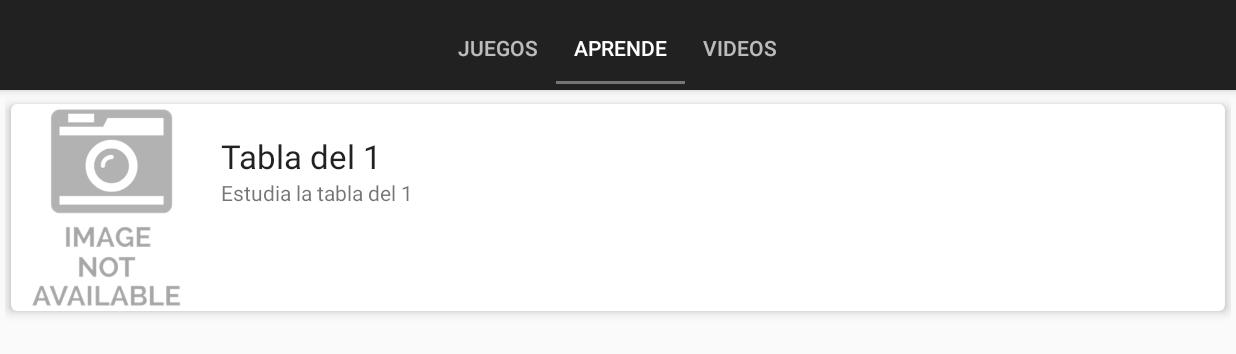
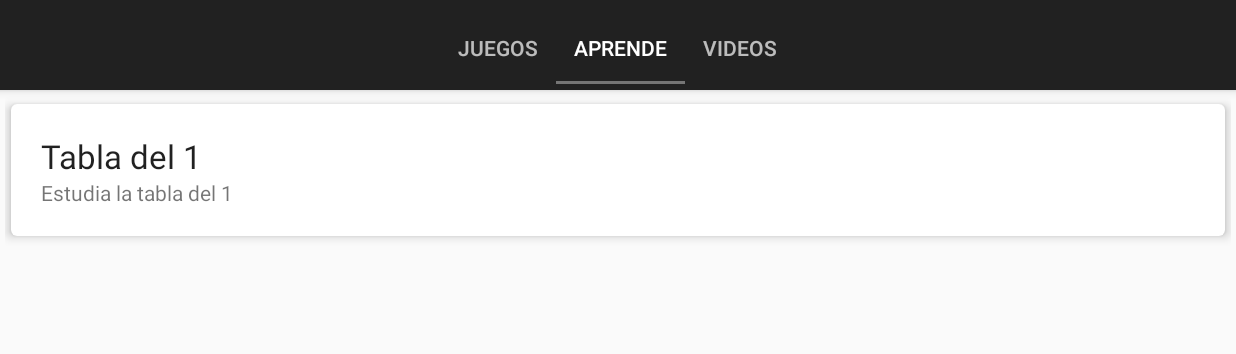
Before and after one commit to miguelpiza93/Mult, an Android app: the screen it shows after launch (MainActivity), tab 2 chosen, on a phone screen of 824 x 412 dp (held sideways). Shown: the top 354 px of the screen. Run offline under Robolectric (Android 15) with nearby library versions, the phone set to English and light mode, and no system bars; our stand-ins replace AdMob.

Commit message:
Actualizado el layout de los card y lista lógica de aprende

```diff
--- a/app/src/main/AndroidManifest.xml
+++ b/app/src/main/AndroidManifest.xml
@@ -19,7 +19,6 @@
             android:theme="@style/AppTheme.NoActionBar">
             <intent-filter>
                 <action android:name="android.intent.action.MAIN" />
-
                 <category android:name="android.intent.category.LAUNCHER" />
             </intent-filter>
         </activity>
@@ -32,7 +31,10 @@
         <activity
             android:name=".ResultadoActivity"
             android:screenOrientation="landscape" />
-        <activity android:name=".CatalogoTablas"></activity>
+        <activity
+            android:name=".TablaActivity"
+            android:screenOrientation="landscape"
+            android:theme="@style/AppTheme.NoActionBar"/>
     </application>
 
 </manifest>
--- a/app/src/main/java/com/app/multiplicando/CatalogoTablas.java
+++ b/app/src/main/java/com/app/multiplicando/CatalogoTablas.java
@@ -42,6 +42,10 @@ public class CatalogoTablas extends Fragment implements IAdapterComunication {
         adView = (AdView) rootView.findViewById(R.id.adView);
         AdRequest adRequest = new AdRequest.Builder()
                 .addTestDevice(AdRequest.DEVICE_ID_EMULATOR)
+                .addTestDevice("E6D875D21E5D7044F76A3C6603BC25D6")//Lo
+                .addTestDevice("1D6E14D9D821973C13370F0C46ECD264")//Mi
+                .addTestDevice("04675459C2BE09CF506EDD1002143111")//Genymotion tablet
+                .addTestDevice("2911693A4370B61588F14C331189465F")//Nexus one
                 .build();
         adView.loadAd(adRequest);
 
@@ -82,20 +86,22 @@ public class CatalogoTablas extends Fragment implements IAdapterComunication {
         List<Item> tablas = new ArrayList<>();
         for (int i = 1; i <10 ; i++) {
             tablas.add(new Item("Tabla del ".concat(String.valueOf(i)),
-                    "Estudia la tabla del " + i, ""));
+                    "Estudia la tabla del " + i, i));
         }
         return tablas;
     }
 
     @Override
-    public void callBack(String tabla) {
-        Intent intent = null;
+    public void callBack(int tabla) {
+        Bundle bundle = new Bundle();
+        bundle.putInt("Tabla", tabla);
 
-        if (intent != null) {
-            startActivity(intent);
-            if (interstitial.isLoaded()) {
-                interstitial.show();
-            }
+        Intent intent = new Intent(getActivity(), TablaActivity.class);
+        intent.putExtras(bundle);
+
+        startActivity(intent);
+        if (interstitial.isLoaded()) {
+            interstitial.show();
         }
     }
 
--- a/app/src/main/java/com/app/multiplicando/adapters/Item.java
+++ b/app/src/main/java/com/app/multiplicando/adapters/Item.java
@@ -7,19 +7,17 @@ package com.app.multiplicando.adapters;
 public class Item {
 
     private String nombre;
-
+    private int numero;
     private String descripcion;
-
-    private String portada;
 
     public Item(){
 
     }
 
-    public Item(String nombre, String descripcion, String portada) {
+    public Item(String nombre, String descripcion, int numero) {
         this.nombre = nombre;
         this.descripcion = descripcion;
-        this.portada = portada;
+        this.numero = numero;
     }
 
     public String getNombre() {
@@ -38,11 +36,11 @@ public class Item {
         this.descripcion = descripcion;
     }
 
-    public String getPortada() {
-        return portada;
+    public int getNumero() {
+        return numero;
     }
 
-    public void setPortada(String portada) {
-        this.portada = portada;
+    public void setNumero(int numero) {
+        this.numero = numero;
     }
 }
--- a/app/src/main/java/com/app/multiplicando/adapters/ItemAdapter.java
+++ b/app/src/main/java/com/app/multiplicando/adapters/ItemAdapter.java
@@ -34,10 +34,9 @@ public class ItemAdapter extends RecyclerView.Adapter<ItemAdapter.JuegoViewHolde
 
     @Override
     public void onBindViewHolder(JuegoViewHolder viewHolder, int i) {
-        //viewHolder.imagen.setImageResource(ImagenesId.getDrawableId(items.get(i).getPortada()));
-        viewHolder.imagen.setImageResource(R.drawable.image_not_available);
         viewHolder.nombre.setText(items.get(i).getNombre());
         viewHolder.descripcion.setText(items.get(i).getDescripcion());
+        viewHolder.numero = items.get(i).getNumero();
     }
 
     @Override
@@ -47,20 +46,19 @@ public class ItemAdapter extends RecyclerView.Adapter<ItemAdapter.JuegoViewHolde
 
     public static class JuegoViewHolder extends RecyclerView.ViewHolder{
 
-        public ImageView imagen;
         public TextView nombre;
         public TextView descripcion;
+        public int numero;
 
         public JuegoViewHolder(final View itemView) {
             super(itemView);
 
             itemView.setOnClickListener(new View.OnClickListener() {
                 @Override public void onClick(View v) {
-                    listener.callBack(nombre.getText().toString());
+                    listener.callBack(numero);
                 }
             });
 
-            imagen = (ImageView) itemView.findViewById(R.id.imagen);
             nombre = (TextView) itemView.findViewById(R.id.nombre);
             descripcion = (TextView) itemView.findViewById(R.id.descripcion);
         }
--- a/app/src/main/java/com/app/multiplicando/interfaces/IAdapterComunication.java
+++ b/app/src/main/java/com/app/multiplicando/interfaces/IAdapterComunication.java
@@ -5,5 +5,5 @@ package com.app.multiplicando.interfaces;
  */
 public interface IAdapterComunication {
 
-    public void callBack( String juego);
+    public void callBack( int juego);
 }
--- a/app/src/main/res/layout/card_view_layout.xml
+++ b/app/src/main/res/layout/card_view_layout.xml
@@ -6,27 +6,15 @@
     <android.support.v7.widget.CardView xmlns:android="http://schemas.android.com/apk/res/android"
         xmlns:card_view="http://schemas.android.com/apk/res-auto"
         android:layout_width="match_parent"
-        android:layout_height="150dp"
+        android:layout_height="100dp"
         card_view:cardCornerRadius="4dp"
         card_view:cardElevation="4dp"
         card_view:cardUseCompatPadding="true"
         card_view:cardPreventCornerOverlap="false">
-        <!--card_view:cardCornerRadius="4dp"
-        card_view:cardElevation="4dp"
-        card_view:cardUseCompatPadding="true"
-        card_view:cardPreventCornerOverlap="false"-->
-
 
         <RelativeLayout
             android:layout_width="match_parent"
             android:layout_height="match_parent">
-
-            <ImageView
-                android:id="@+id/imagen"
-                android:layout_width="130dp"
-                android:layout_height="150dp"
-                android:src="@drawable/image_not_available"
-                android:scaleType="centerCrop" />
 
             <TextView
                 android:layout_width="wrap_content"
@@ -34,10 +22,9 @@
                 android:textAppearance="?android:attr/textAppearanceLarge"
                 android:text="Large Text"
                 android:id="@+id/nombre"
-                android:layout_toRightOf="@+id/imagen"
                 android:layout_alignParentTop="true"
                 android:paddingTop="20dp"
-                android:layout_marginLeft="10dp" />
+                android:layout_marginLeft="20dp" />
 
             <TextView
                 android:layout_width="wrap_content"
--- a/app/src/main/res/layout/fragment_main.xml
+++ b/app/src/main/res/layout/fragment_main.xml
@@ -4,7 +4,7 @@
     android:id="@+id/mainLayout"
     android:layout_width="match_parent"
     android:layout_height="match_parent"
-    android:background="@drawable/tablas_opaca"
+    android:background="@drawable/tablas"
     android:orientation="vertical" >
 
     <TextView
--- a/app/src/main/res/values/colors.xml
+++ b/app/src/main/res/values/colors.xml
@@ -3,4 +3,5 @@
     <color name="colorPrimary">#212121</color>
     <color name="colorPrimaryDark">#000000</color>
     <color name="colorAccent">#757575</color>
+    <color name="white">#fff</color>
 </resources>
--- a/app/src/main/res/values/strings.xml
+++ b/app/src/main/res/values/strings.xml
@@ -15,6 +15,6 @@
     <string name="title_activity_resultado">Puntaje</string>
     <string name="hello_world"></string>
     <string name="banner_catalogo_tablas">ca-app-pub-6455142835794611/9291470280</string>
-    <string name="intersticial">Hello blank fragment</string>
+    <string name="intersticial">ca-app-pub-6455142835794611/8086618689</string>
 
 </resources>
```
Also changed, not shown: app/src/main/java/com/app/multiplicando/TablaActivity.java (added, +63 -0 lines), app/src/main/res/layout/activity_tabla.xml (added, +26 -0 lines), app/src/main/res/values/styles.xml (+30 -2 lines).
